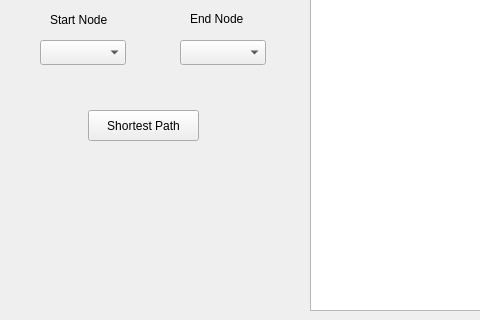
sebas-mora28/ExtraclaseII_DatosII, file Client/mainwindow.ui: the form before one commit; both pictures show x 0 to 480 and y 180 to 500 of the 800 by 500 pixel window.
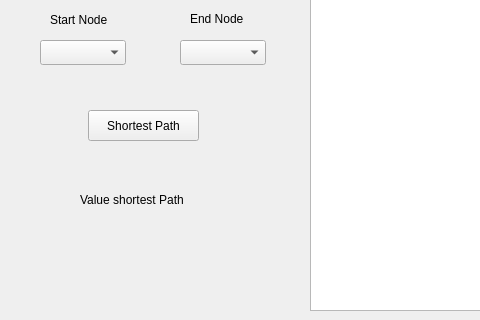
The form after the commit.

Commit message: Visualize the shortest path value

```diff
--- a/Client/mainwindow.ui
+++ b/Client/mainwindow.ui
@@ -131,6 +131,32 @@
      </rect>
     </property>
    </widget>
+   <widget class="QLabel" name="shortest_path_value">
+    <property name="geometry">
+     <rect>
+      <x>110</x>
+      <y>420</y>
+      <width>67</width>
+      <height>17</height>
+     </rect>
+    </property>
+    <property name="text">
+     <string/>
+    </property>
+   </widget>
+   <widget class="QLabel" name="shortest_path_title">
+    <property name="geometry">
+     <rect>
+      <x>80</x>
+      <y>370</y>
+      <width>191</width>
+      <height>20</height>
+     </rect>
+    </property>
+    <property name="text">
+     <string>Value shortest Path</string>
+    </property>
+   </widget>
   </widget>
  </widget>
  <resources/>
```
The commit also changes 5 other files.
